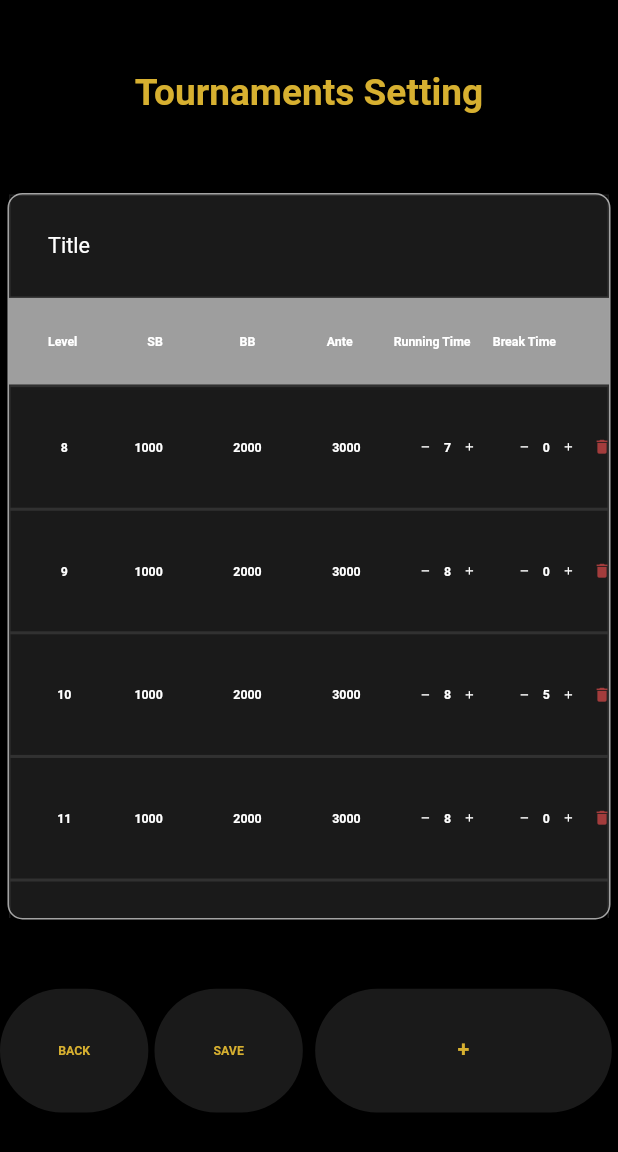
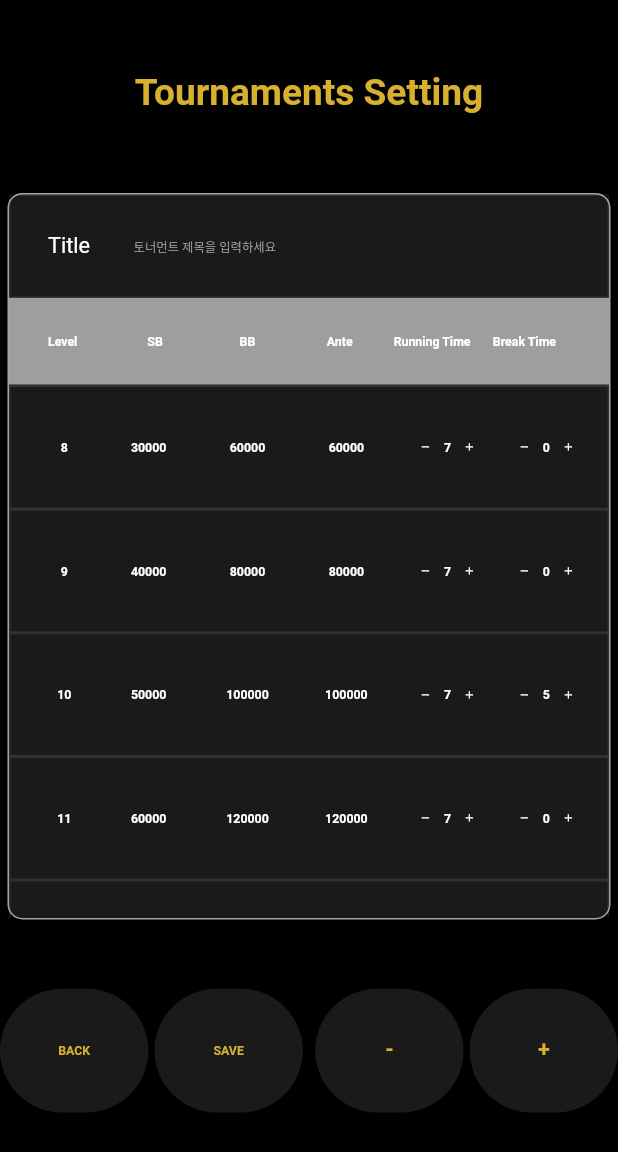
Before and after one commit to kyungsnim/holdem_timer, a Flutter app: the TournamentsSetting screen opened directly, scrolled down 576 dp, after a tap on the "remove" icon, on a phone screen of 412 x 824 dp. Shown: the top 1152 px of the screen. Run offline on Flutter 3.47's test engine with Material 2 defaults, Android fonts, the light colour scheme and no system bars; our stand-ins replace audioplayers, cloud_firestore, firebase_core, get; accounts and stored records are empty.

Commit message:
- 수정 기능 완료 - 게임 시작시 Game start 음성 넣기 - Next level, Break time 음성 넣기 (잘 나오고 있다고 생각했는데 안 나오고 있던게 맞았습니다) - Running Time 일괄 변경 가능하도록 변경 - 5초 이내 남았을 때 유튜브 링크의 소리로 대체

```diff
--- a/lib/views/tournaments_setting.dart
+++ b/lib/views/tournaments_setting.dart
@@ -27,6 +27,8 @@ class _TournamentsSettingState extends State<TournamentsSetting> {
   List<TextEditingController> _bbControllers = [];
   List<TextEditingController> _anteControllers = [];
   var title = '';
+  final _formKey = GlobalKey<FormState>();
+  var isLoading = false;
 
   @override
   void dispose() {
@@ -37,6 +39,9 @@ class _TournamentsSettingState extends State<TournamentsSetting> {
       _bbControllers[i].dispose();
       _anteControllers[i].dispose();
     }
+    // setState(() {
+    //   isLoading = false;
+    // });
   }
 
   @override
@@ -45,6 +50,7 @@ class _TournamentsSettingState extends State<TournamentsSetting> {
     // defaultTournament = widget.defaultTournament;
     super.initState();
 
+    print('widget.purpose: ${widget.purpose}');
     /// 기존 토너먼트 수정하는 경우
     if (widget.purpose == 'edit') {
       FirebaseFirestore.instance
@@ -78,7 +84,7 @@ class _TournamentsSettingState extends State<TournamentsSetting> {
 
           for (int i = 1; i <= ds.size; i++) {
             Map<String, dynamic> item =
-                ds.docs[i-1].data() as Map<String, dynamic>;
+                ds.docs[i - 1].data() as Map<String, dynamic>;
             tournamentList.add(DefaultTournament(
                 level: item['level'],
                 sb: item['sb'],
@@ -105,14 +111,45 @@ class _TournamentsSettingState extends State<TournamentsSetting> {
       // for (var i = 1; i <= defaultTournament.level!; i++) {
       for (var i = 1; i <= 20; i++) {
         var level = i;
+
+        var sb = 0;
+        var bb = 0;
+        var ante = 0;
+        var runningTime = 8; //defaultTournament.runningTime;
+        var breakTime = 0;
+
+        if(i >= 1 && i <= 5) {
+          sb = i * 1000;
+        } else if(i >= 6 && i <= 10) {
+          sb = (i-5) * 10000;
+        } else if(i == 11) {
+          sb = 60000;
+        } else if(i == 12) {
+          sb = 80000;
+        } else if(i == 13) {
+          sb = 100000;
+        } else if(i == 14) {
+          sb = 200000;
+        } else if(i == 15) {
+          sb = 300000;
+        } else if(i == 16) {
+          sb = 400000;
+        } else if(i == 17) {
+          sb = 500000;
+        } else if(i == 18) {
+          sb = 600000;
+        } else if(i == 19) {
+          sb = 800000;
+        } else if(i == 20) {
+          sb = 1000000;
+        }
+
+        bb = sb * 2;
+        ante = sb * 2;
+
         // var sb = level * defaultTournament.sb!;
         // var bb = level * defaultTournament.bb!;
         // var ante = level * defaultTournament.ante!;
-        var sb = 1000;
-        var bb = 1000;
-        var ante = 1000;
-        var runningTime = 8; //defaultTournament.runningTime;
-        var breakTime = 0;
 
         if (i % 5 == 0) {
           breakTime = 5; //defaultTournament.breakTime!;
@@ -131,18 +168,42 @@ class _TournamentsSettingState extends State<TournamentsSetting> {
         _bbControllers.add(TextEditingController());
         _anteControllers.add(TextEditingController());
 
-        _sbControllers[i].text = '1000';
-        _bbControllers[i].text = '2000';
-        _anteControllers[i].text = '3000';
+        _sbControllers[i].text = sb.toString();
+        _bbControllers[i].text = bb.toString();
+        _anteControllers[i].text = ante.toString();
       }
     }
   }
 
   @override
   Widget build(BuildContext context) {
+    var mediumTextSize = MediaQuery.of(context).size.width * 0.035;
+    var smallTextSize = MediaQuery.of(context).size.width * 0.015;
     return Scaffold(
         resizeToAvoidBottomInset: false,
-        body: Container(
+        body: isLoading
+            ? Center(
+                child: Container(
+                    width: MediaQuery.of(context).size.width,
+                    height: MediaQuery.of(context).size.height,
+                    color: Colors.black,
+                    child: Column(
+                      mainAxisAlignment: MainAxisAlignment.center,
+                      children: [
+                        Text(
+                          '저장 중입니다. 잠시만 기다려주세요.',
+                          style: TextStyle(
+                              color: mainColor, fontSize: smallTextSize, fontWeight: FontWeight.bold),
+                        ),
+                        SizedBox(height: 20),
+                        CircularProgressIndicator(
+                          strokeWidth: 10,
+                          backgroundColor: mainColor,
+                          color: Colors.black,
+                        ),
+                      ],
+                    )))
+            : Container(
                 height: MediaQuery.of(context).size.height,
                 width: MediaQuery.of(context).size.width,
                 color: Colors.black,
@@ -170,6 +231,9 @@ class _TournamentsSettingState extends State<TournamentsSetting> {
   saveData() async {
     var tournamentId = titleController.text;
     print(tournamentId);
+    setState(() {
+      isLoading = true;
+    });
 
     for (int i = 1; i < tournamentList.length; i++) {
       Map<String, dynamic> tournamentLevelMap = {
@@ -177,57 +241,28 @@ class _TournamentsSettingState extends State<TournamentsSetting> {
         "sb": int.parse(_sbControllers[i].text), //tournamentList[i].sb!,
         "bb": int.parse(_bbControllers[i].text),
         "ante": int.parse(_anteControllers[i].text),
-        "runningTime": tournamentList[i].runningTime!,
+        "runningTime": tournamentList[1].runningTime!,
         "breakTime": tournamentList[i].breakTime!,
       };
 
       if (widget.purpose == 'edit') {
-        /// 제목 변경 없는 경우
-        if (titleController.text == title) {
+        /// 수정 로직 : 기존 레벨 데이터 모두 삭제 후 변경 레벨 데이터로 삽입
         FirebaseFirestore.instance
             .collection("Tournaments")
-              .doc(tournamentId)
+            .doc(title)
             .collection("Levels")
-              .doc(titleController.text)
-              .set(tournamentLevelMap).then((_) {
-            /// 업로드 완료 후 title setting
+            .get()
+            .then((snapshot) {
+          /// 모든 도큐먼트 삭제
+          for (DocumentSnapshot ds in snapshot.docs) {
+            ds.reference.delete();
+          }
           FirebaseFirestore.instance
-                .collection("Tournaments")
-                .doc(tournamentId)
-                .set({
-              'title': tournamentId,
-              'createdDt': DateTime.now()
-            }).catchError((e) {
-              print(e.toString());
-            });
-          });
-        } else {
-          /// 제목 변경된 경우
-          FirebaseFirestore.instance
-              .collection("Tournaments")
-              .doc(tournamentId)
-              .collection("Levels")
-              .doc(titleController.text)
-              .set(tournamentLevelMap).then((_) {
-            /// 업로드 완료 후 title setting
-            FirebaseFirestore.instance
-                .collection("Tournaments")
-                .doc(tournamentId)
-                .set({
-              'title': tournamentId,
-              'createdDt': DateTime.now()
+              .collection('Tournaments')
+              .doc(title)
+              .delete();
         }).then((_) {
-              /// 이전 토너먼트 제목 가진 문서 삭제
-              FirebaseFirestore.instance
-                  .collection("Tournaments")
-                  .doc(title).delete();
-            }).catchError((e) {
-              print(e.toString());
-            });
-          });
-        }
-      } else {
-        /// 신규 토너먼트 생성
+          /// 신규 도큐먼트로 삽입
           FirebaseFirestore.instance
               .collection("Tournaments")
               .doc(tournamentId)
@@ -241,6 +276,37 @@ class _TournamentsSettingState extends State<TournamentsSetting> {
                 .set({
               'title': tournamentId,
               'createdDt': DateTime.now()
+            }).catchError((e) {
+              print(e.toString());
+            });
+          }).then((_) {
+            if(mounted) {
+              Navigator.pushReplacement(
+                  context, MaterialPageRoute(builder: (context) => Home()));
+            }
+          });
+        });
+      } else {
+        /// 신규 토너먼트 생성
+        FirebaseFirestore.instance
+            .collection("Tournaments")
+            .doc(tournamentId)
+            .collection("Levels")
+            .add(tournamentLevelMap)
+            .then((_) {
+          /// 업로드 완료 후 title setting
+          FirebaseFirestore.instance
+              .collection("Tournaments")
+              .doc(tournamentId)
+              .set({'title': tournamentId, 'createdDt': DateTime.now()}).then(
+                  (_) {
+            setState(() {
+              isLoading = false;
+            });
+            if(mounted) {
+              Navigator.pushReplacement(
+                  context, MaterialPageRoute(builder: (context) => Home()));
+            }
           }).catchError((e) {
             print(e.toString());
           });
@@ -263,7 +329,7 @@ class _TournamentsSettingState extends State<TournamentsSetting> {
               style: TextStyle(
                   fontWeight: FontWeight.bold,
                   fontSize: titleTextSize,
-                  color: mainColor))
+                  color: mainColor)),
         ],
       ),
     );
@@ -304,7 +370,9 @@ class _TournamentsSettingState extends State<TournamentsSetting> {
         child: Column(
           children: [
             /// title 부분
-            Container(
+            Form(
+              key: _formKey,
+              child: Container(
                 decoration: BoxDecoration(
                     border: Border.all(
                   color: Colors.white10,
@@ -323,15 +391,25 @@ class _TournamentsSettingState extends State<TournamentsSetting> {
                   SizedBox(width: MediaQuery.of(context).size.width * 0.01),
                   Expanded(
                     child: TextFormField(
+                      validator: (text) {
+                        if (text!.isEmpty) {
+                          return '토너먼트 제목을 입력하셔야 합니다.';
+                        }
+                      },
                       decoration: InputDecoration(
-                        border: InputBorder.none, focusColor: mainColor),
+                          hintText: '토너먼트 제목을 입력하세요',
+                          hintStyle: TextStyle(
+                              color: Colors.grey, fontSize: smallTextSize),
+                          border: InputBorder.none,
+                          focusColor: mainColor),
                       controller: titleController,
-                    style:
-                        TextStyle(fontSize: smallTextSize, color: Colors.white),
+                      style: TextStyle(
+                          fontSize: smallTextSize, color: Colors.white),
                     ),
                   ),
                   SizedBox(width: MediaQuery.of(context).size.width * 0.01),
                 ]),
+              ),
             ),
             Container(
               decoration: BoxDecoration(color: Colors.grey),
@@ -378,9 +456,7 @@ class _TournamentsSettingState extends State<TournamentsSetting> {
                 itemBuilder: (BuildContext context, int index) {
                   // print('index : $index');
                   if (index == 0) return Container();
-                  return Dismissible(
-                    key: Key(index.toString()),
-                    child: Container(
+                  return Container(
                     decoration: BoxDecoration(
                         border: Border.all(
                       color: Colors.white10,
@@ -467,11 +543,11 @@ class _TournamentsSettingState extends State<TournamentsSetting> {
                                 children: [
                                   InkWell(
                                     onTap: () {
-                                        if (tournamentList[index].runningTime! >
+                                      if (tournamentList[1].runningTime! >
                                           0) {
-                                          setState(() => tournamentList[index]
+                                        setState(() => tournamentList[1]
                                                 .runningTime =
-                                              tournamentList[index]
+                                            tournamentList[1]
                                                     .runningTime! -
                                                 1);
                                       }
@@ -486,15 +562,15 @@ class _TournamentsSettingState extends State<TournamentsSetting> {
                                     ),
                                   ),
                                   headerText(
-                                        tournamentList[index]
+                                      tournamentList[1]
                                           .runningTime
                                           .toString(),
                                       smallTextSize),
                                   InkWell(
                                     onTap: () {
                                       setState(() {
-                                          tournamentList[index].runningTime =
-                                              tournamentList[index]
+                                        tournamentList[1].runningTime =
+                                            tournamentList[1]
                                                     .runningTime! +
                                                 1;
                                       });
@@ -565,35 +641,38 @@ class _TournamentsSettingState extends State<TournamentsSetting> {
                                 ],
                               ),
                             ),
-                              InkWell(
-                                onTap: () {
-                                  setState(() {
-                                    DefaultTournament removeData =
-                                        tournamentList.removeAt(index);
-                                    print(
-                                        'removeData.level : ${removeData.level}');
-                                    print('removeData.sb : ${removeData.sb}');
-                                    print('removeData.bb : ${removeData.bb}');
-                                    print(
-                                        'removeData.ante : ${removeData.ante}');
-                                    print(
-                                        'removeData.runningTime : ${removeData.runningTime}');
-                                    print(
-                                        'removeData.breakTime : ${removeData.breakTime}');
-                                  });
-                                },
-                                child: Container(
+                            SizedBox(
                             width: MediaQuery.of(context).size.width *
-                                        0.05,
-                                    child: Icon(
-                                      Icons.delete,
-                                      color: Colors.redAccent.withOpacity(0.6),
-                                      size: MediaQuery.of(context).size.width *
-                                          0.03,
-                                    )),
-                              ),
+                                0.05,)
+                            // InkWell(
+                            //   onTap: () {
+                            //     setState(() {
+                            //       print('index: $index');
+                            //       DefaultTournament removeData =
+                            //           tournamentList.removeAt(index);
+                            //       print(
+                            //           'removeData.level : ${removeData.level}');
+                            //       print('removeData.sb : ${removeData.sb}');
+                            //       print('removeData.bb : ${removeData.bb}');
+                            //       print(
+                            //           'removeData.ante : ${removeData.ante}');
+                            //       print(
+                            //           'removeData.runningTime : ${removeData.runningTime}');
+                            //       print(
+                            //           'removeData.breakTime : ${removeData.breakTime}');
+                            //     });
+                            //   },
+                            //   child: Container(
+                            //       width: MediaQuery.of(context).size.width *
+                            //           0.05,
+                            //       child: Icon(
+                            //         Icons.delete,
+                            //         color: Colors.redAccent.withOpacity(0.6),
+                            //         size: MediaQuery.of(context).size.width *
+                            //             0.03,
+                            //       )),
+                            // ),
                           ]),
-                      ),
                     ),
                   );
                 },
@@ -633,10 +712,10 @@ class _TournamentsSettingState extends State<TournamentsSetting> {
           // ),
           InkWell(
             onTap: () {
+              if (_formKey.currentState!.validate()) {
                 saveData();
                 // Get.offAll(() => Home());
-              Navigator.pushReplacement(
-                  context, MaterialPageRoute(builder: (context) => Home()));
+              }
             },
             child: primaryButton(
               'SAVE',
@@ -659,17 +738,35 @@ class _TournamentsSettingState extends State<TournamentsSetting> {
         mainAxisAlignment: MainAxisAlignment.spaceBetween,
         children: [
           InkWell(
+            onTap: () => removeLevel(tournamentList.length),
+            child: primaryButton(
+              '-',
+              mediumTextSize,
+              MediaQuery.of(context).size.width * 0.24,
+              MediaQuery.of(context).size.height * 0.1,
+            ),
+          ),
+          InkWell(
             onTap: () => addLevel(tournamentList.length),
             child: primaryButton(
               '+',
               mediumTextSize,
-              MediaQuery.of(context).size.width * 0.48,
+              MediaQuery.of(context).size.width * 0.24,
               MediaQuery.of(context).size.height * 0.1,
             ),
           ),
         ],
       ),
     );
+  }
+
+  removeLevel(int length) {
+    setState(() {
+      tournamentList.removeAt(length-1);
+      _sbControllers.removeAt(length-1);
+      _bbControllers.removeAt(length-1);
+      _anteControllers.removeAt(length-1);
+    });
   }
 
   addLevel(int length) {
--- a/pubspec.yaml
+++ b/pubspec.yaml
@@ -62,6 +62,8 @@ flutter:
     - assets/audios/1.mp3
     - assets/audios/timeToBreak.mp3
     - assets/audios/nextLevel.mp3
+    - assets/audios/gameStart.mp3
+    - assets/audios/clock.mp3
     - assets/icon/icon.png
   #   - images/a_dot_ham.jpeg
 
```
Also changed, not shown: lib/views/home.dart (+47 -9 lines), lib/views/play.dart (+25 -5 lines), 4 other files. Lines whose indentation alone changed are shown as unchanged.
